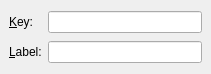
Before: the Qt Designer form src/frontends/qt4/ui/BibitemUi.ui in cburschka/lyx, drawn with Qt 5.
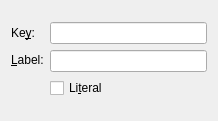
After: the same form once the commit is applied.

Commit message:
Extend LATEXIFY command param handling and add literal param.
File format change.

This allows for the relevant InsetCommand-based dialogs (such as
citation text before/after, Bibitem label, hyperlink name etc.)
to provide both the input of verbatim code or text that is transformed
to proper LaTeX code.

Some dialogs (Nomencl, Href) already had some methods (although they
could not be toggled), which are now centralized and streamlined.

The initial work of this patch has been done by Georg Baum (see
http://www.lyx.org/trac/attachment/ticket/2751/x.diff)

Fixes: #2751, #8227.

```diff
--- a/src/frontends/qt4/ui/BibitemUi.ui
+++ b/src/frontends/qt4/ui/BibitemUi.ui
@@ -5,71 +5,90 @@
    <rect>
     <x>0</x>
     <y>0</y>
-    <width>211</width>
-    <height>74</height>
+    <width>218</width>
+    <height>121</height>
    </rect>
   </property>
   <property name="windowTitle">
    <string/>
   </property>
-  <layout class="QGridLayout">
-   <property name="margin">
-    <number>9</number>
-   </property>
-   <property name="spacing">
-    <number>6</number>
-   </property>
-   <item row="0" column="1">
-    <widget class="QLineEdit" name="keyED">
-     <property name="sizePolicy">
-      <sizepolicy hsizetype="Expanding" vsizetype="Fixed">
-       <horstretch>0</horstretch>
-       <verstretch>0</verstretch>
-      </sizepolicy>
-     </property>
-     <property name="toolTip">
-      <string>The bibliography key</string>
-     </property>
-    </widget>
-   </item>
-   <item row="1" column="1">
-    <widget class="QLineEdit" name="labelED">
-     <property name="sizePolicy">
-      <sizepolicy hsizetype="Expanding" vsizetype="Fixed">
-       <horstretch>0</horstretch>
-       <verstretch>0</verstretch>
-      </sizepolicy>
-     </property>
-     <property name="toolTip">
-      <string>The label as it appears in the document</string>
-     </property>
-    </widget>
-   </item>
-   <item row="1" column="0">
-    <widget class="QLabel" name="labelLA">
-     <property name="toolTip">
-      <string>The label as it appears in the document</string>
-     </property>
-     <property name="text">
-      <string>&amp;Label:</string>
-     </property>
-     <property name="buddy">
-      <cstring>labelED</cstring>
-     </property>
-    </widget>
-   </item>
+  <layout class="QGridLayout" name="gridLayout">
    <item row="0" column="0">
-    <widget class="QLabel" name="keyLA">
-     <property name="toolTip">
-      <string>The bibliography key</string>
-     </property>
-     <property name="text">
-      <string>&amp;Key:</string>
-     </property>
-     <property name="buddy">
-      <cstring>keyED</cstring>
-     </property>
-    </widget>
+    <layout class="QVBoxLayout" name="verticalLayout_2">
+     <item>
+      <widget class="QLabel" name="keyLA">
+       <property name="toolTip">
+        <string>The bibliography key</string>
+       </property>
+       <property name="text">
+        <string>Ke&amp;y:</string>
+       </property>
+       <property name="buddy">
+        <cstring>keyED</cstring>
+       </property>
+      </widget>
+     </item>
+     <item>
+      <widget class="QLabel" name="labelLA">
+       <property name="toolTip">
+        <string>The label as it appears in the document</string>
+       </property>
+       <property name="text">
+        <string>&amp;Label:</string>
+       </property>
+       <property name="buddy">
+        <cstring>labelED</cstring>
+       </property>
+      </widget>
+     </item>
+     <item>
+      <widget class="QLabel" name="label">
+       <property name="text">
+        <string/>
+       </property>
+      </widget>
+     </item>
+    </layout>
+   </item>
+   <item row="0" column="1">
+    <layout class="QVBoxLayout" name="verticalLayout">
+     <item>
+      <widget class="QLineEdit" name="keyED">
+       <property name="sizePolicy">
+        <sizepolicy hsizetype="Expanding" vsizetype="Fixed">
+         <horstretch>0</horstretch>
+         <verstretch>0</verstretch>
+        </sizepolicy>
+       </property>
+       <property name="toolTip">
+        <string>The bibliography key</string>
+       </property>
+      </widget>
+     </item>
+     <item>
+      <widget class="QLineEdit" name="labelED">
+       <property name="sizePolicy">
+        <sizepolicy hsizetype="Expanding" vsizetype="Fixed">
+         <horstretch>0</horstretch>
+         <verstretch>0</verstretch>
+        </sizepolicy>
+       </property>
+       <property name="toolTip">
+        <string>The label as it appears in the document</string>
+       </property>
+      </widget>
+     </item>
+     <item>
+      <widget class="QCheckBox" name="literalCB">
+       <property name="toolTip">
+        <string>Pass content of the `Label' field literally to LaTeX. Check this if you want to enter LaTeX code.</string>
+       </property>
+       <property name="text">
+        <string>Li&amp;teral</string>
+       </property>
+      </widget>
+     </item>
+    </layout>
    </item>
   </layout>
  </widget>
```
Left out of the diff: 1 changed line with no effect on the pictures. The commit also changes 24 other files.
